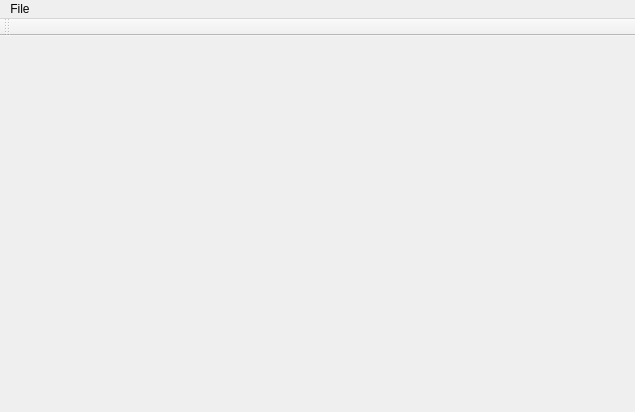
Adam23713/Lake-Simulation, file mainwindow.ui: the form before one commit.
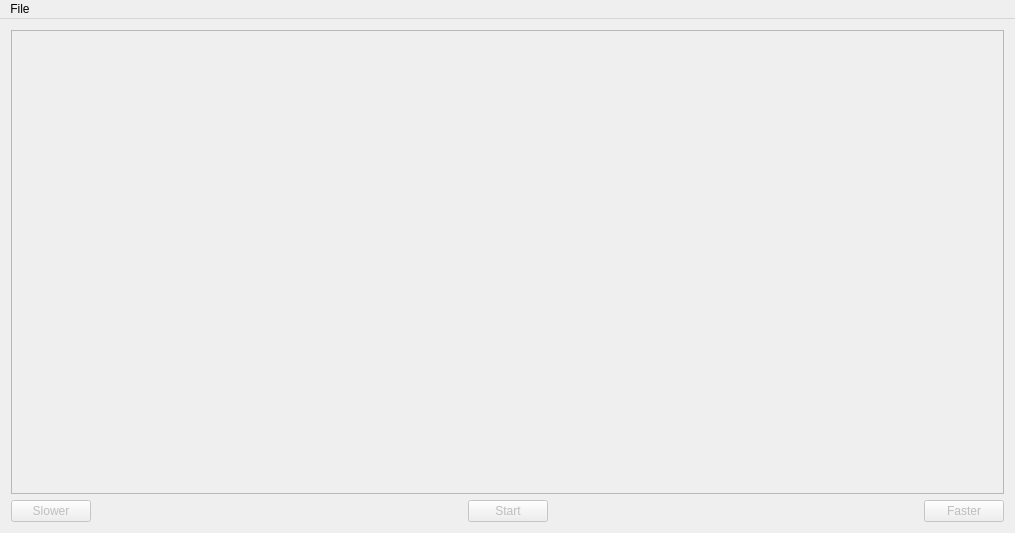
The form after the commit. Icons and pictures are not drawn.

Commit message: Read the txt files and drawn the clean lake

What changed in the file:
```diff
--- a/mainwindow.ui
+++ b/mainwindow.ui
@@ -6,8 +6,8 @@
    <rect>
     <x>0</x>
     <y>0</y>
-    <width>635</width>
-    <height>412</height>
+    <width>1015</width>
+    <height>533</height>
    </rect>
   </property>
   <property name="windowTitle">
@@ -17,13 +17,121 @@
    <iconset resource="images.qrc">
     <normaloff>:/images/images/fish_icon.png</normaloff>:/images/images/fish_icon.png</iconset>
   </property>
-  <widget class="QWidget" name="centralWidget"/>
+  <widget class="QWidget" name="centralWidget">
+   <layout class="QGridLayout" name="gridLayout">
+    <item row="1" column="3">
+     <spacer name="horizontalSpacer_2">
+      <property name="orientation">
+       <enum>Qt::Horizontal</enum>
+      </property>
+      <property name="sizeHint" stdset="0">
+       <size>
+        <width>40</width>
+        <height>20</height>
+       </size>
+      </property>
+     </spacer>
+    </item>
+    <item row="1" column="4">
+     <widget class="QPushButton" name="forwardPushButton">
+      <property name="enabled">
+       <bool>false</bool>
+      </property>
+      <property name="text">
+       <string>Faster</string>
+      </property>
+      <property name="icon">
+       <iconset resource="images.qrc">
+        <normaloff>:/images/images/forward.png</normaloff>:/images/images/forward.png</iconset>
+      </property>
+     </widget>
+    </item>
+    <item row="1" column="2">
+     <widget class="QPushButton" name="playPushButton">
+      <property name="enabled">
+       <bool>false</bool>
+      </property>
+      <property name="text">
+       <string>Start</string>
+      </property>
+      <property name="icon">
+       <iconset resource="images.qrc">
+        <normaloff>:/images/images/play.png</normaloff>:/images/images/play.png</iconset>
+      </property>
+     </widget>
+    </item>
+    <item row="1" column="0">
+     <widget class="QPushButton" name="rewindPushButton">
+      <property name="enabled">
+       <bool>false</bool>
+      </property>
+      <property name="text">
+       <string>Slower</string>
+      </property>
+      <property name="icon">
+       <iconset resource="images.qrc">
+        <normaloff>:/images/images/rewind.png</normaloff>:/images/images/rewind.png</iconset>
+      </property>
+     </widget>
+    </item>
+    <item row="1" column="1">
+     <spacer name="horizontalSpacer">
+      <property name="orientation">
+       <enum>Qt::Horizontal</enum>
+      </property>
+      <property name="sizeHint" stdset="0">
+       <size>
+        <width>40</width>
+        <height>20</height>
+       </size>
+      </property>
+     </spacer>
+    </item>
+    <item row="0" column="0" colspan="5">
+     <widget class="QScrollArea" name="scrollArea">
+      <property name="layoutDirection">
+       <enum>Qt::LeftToRight</enum>
+      </property>
+      <property name="widgetResizable">
+       <bool>true</bool>
+      </property>
+      <widget class="QWidget" name="lakeGridLayout">
+       <property name="geometry">
+        <rect>
+         <x>0</x>
+         <y>0</y>
+         <width>995</width>
+         <height>463</height>
+        </rect>
+       </property>
+       <layout class="QGridLayout" name="lakeGrid">
+        <property name="leftMargin">
+         <number>0</number>
+        </property>
+        <property name="topMargin">
+         <number>0</number>
+        </property>
+        <property name="rightMargin">
+         <number>0</number>
+        </property>
+        <property name="bottomMargin">
+         <number>0</number>
+        </property>
+        <property name="spacing">
+         <number>0</number>
+        </property>
+       </layout>
+      </widget>
+     </widget>
+    </item>
+   </layout>
+  </widget>
   <widget class="QMenuBar" name="menuBar">
    <property name="geometry">
     <rect>
      <x>0</x>
      <y>0</y>
-     <width>635</width>
+     <width>1015</width>
      <height>20</height>
     </rect>
    </property>
@@ -35,14 +143,6 @@
    </widget>
    <addaction name="menuFile"/>
   </widget>
-  <widget class="QToolBar" name="mainToolBar">
-   <attribute name="toolBarArea">
-    <enum>TopToolBarArea</enum>
-   </attribute>
-   <attribute name="toolBarBreak">
-    <bool>false</bool>
-   </attribute>
-  </widget>
   <action name="actionOpen_File">
    <property name="icon">
     <iconset resource="images.qrc">
```
Left out of the diff: 10 changed lines with no effect on the pictures. The commit also changes 15 other files.
